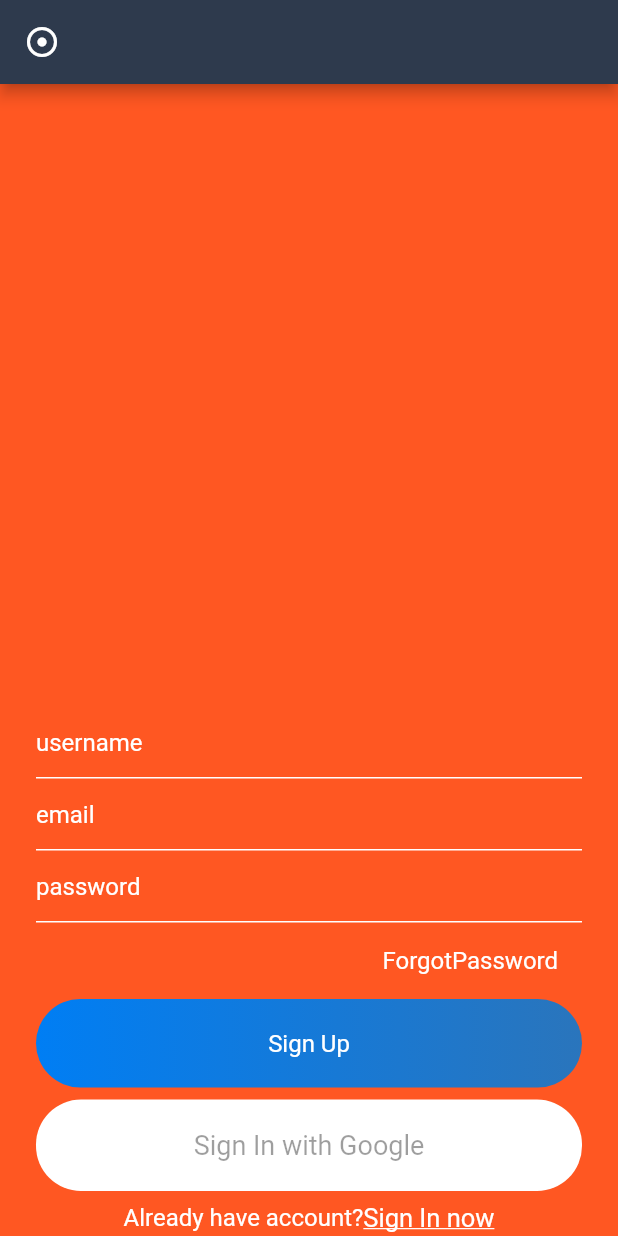
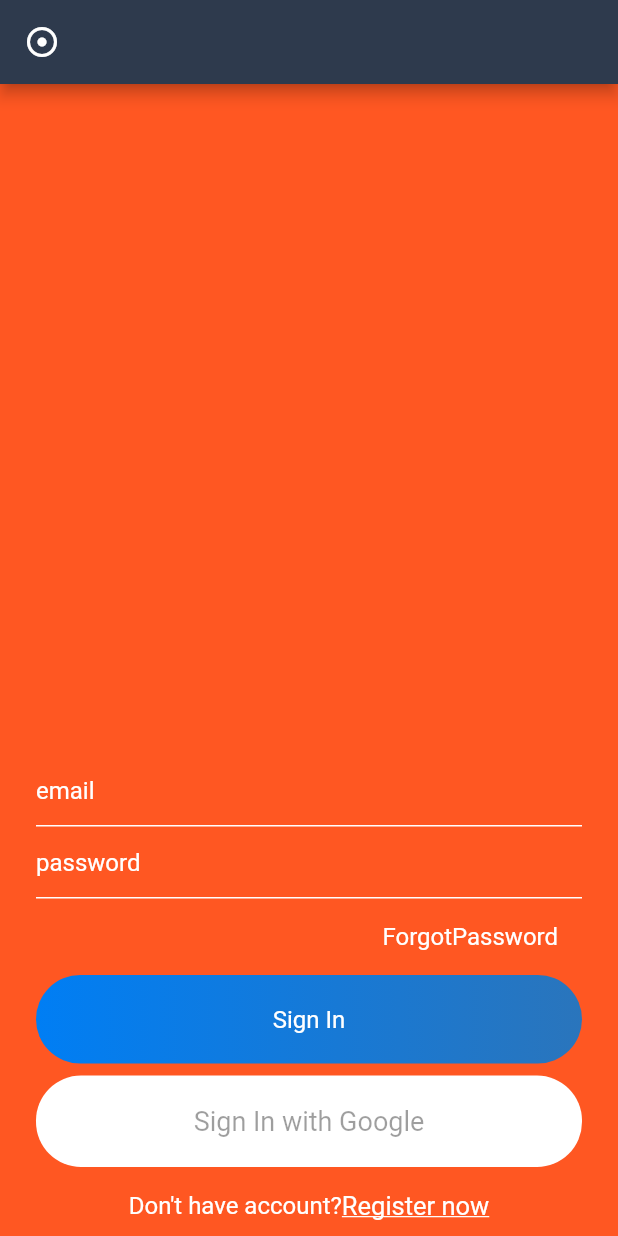
Before and after one commit to axbuild/flutter_chat_app, a Flutter app: the screen it shows after launch, on a phone screen of 412 x 824 dp. Run offline on Flutter 3.47's test engine with Material 2 defaults, Android fonts, the phone set to English and light mode, and no system bars; our stand-ins replace firebase_auth; accounts and stored records are empty.

Commit message:
route to signin signup pages

```diff
--- /dev/null
+++ b/lib/helper/authenticate.dart
@@ -0,0 +1,28 @@
+import 'package:chatapp/views/signin.dart';
+import 'package:chatapp/views/signup.dart';
+import 'package:flutter/material.dart';
+
+class Authenticate extends StatefulWidget {
+  @override
+  _AuthenticateState createState() => _AuthenticateState();
+}
+
+class _AuthenticateState extends State<Authenticate> {
+
+  bool showSignIn = true;
+
+  void toggleView(){
+    setState(() {
+      showSignIn = !showSignIn;
+    });
+  }
+
+  @override
+  Widget build(BuildContext context) {
+    if(showSignIn){
+      return SignIn(toggleView);
+    }else{
+      return SignUp(toggleView);
+    };
+  }
+}
--- a/lib/main.dart
+++ b/lib/main.dart
@@ -1,7 +1,5 @@
-import 'package:chatapp/views/signup.dart';
+import 'package:chatapp/helper/authenticate.dart';
 import 'package:flutter/material.dart';
-
-import 'views/signin.dart';
 
 void main() {
   runApp(MyApp());
@@ -19,7 +17,7 @@ class MyApp extends StatelessWidget {
         primarySwatch: Colors.blue,
         visualDensity: VisualDensity.adaptivePlatformDensity,
       ),
-      home: SingUp(),
+      home: Authenticate(),
     );
   }
 }
--- a/lib/views/signin.dart
+++ b/lib/views/signin.dart
@@ -3,6 +3,9 @@ import 'package:chatapp/widgets/widget.dart';
 import 'package:flutter/material.dart';
 
 class SignIn extends StatefulWidget {
+  final Function toggle;
+  SignIn(this.toggle);
+
   @override
   _SignInState createState() => _SignInState();
 }
@@ -75,11 +78,19 @@ class _SignInState extends State<SignIn> {
                   mainAxisAlignment: MainAxisAlignment.center,
                   children: [
                     Text("Don't have account?", style: mediumTextStyle(),),
-                    Text("Register now", style: TextStyle(
-                        color: Colors.white,
-                        fontSize: 17,
-                        decoration: TextDecoration.underline
-                    ),)
+                    GestureDetector(
+                      onTap: () {
+                        widget.toggle();
+                      },
+                      child: Container(
+                        padding: EdgeInsets.symmetric(vertical: 8),
+                        child: Text("Register now", style: TextStyle(
+                            color: Colors.white,
+                            fontSize: 17,
+                            decoration: TextDecoration.underline
+                        ),),
+                      ),
+                    )
                   ],
                 ),
                 SizedBox(height:8,),
--- a/lib/views/signup.dart
+++ b/lib/views/signup.dart
@@ -4,12 +4,15 @@ import 'package:flutter/material.dart';
 
 import 'chat_rooms_screen.dart';
 
-class SingUp extends StatefulWidget {
+class SignUp extends StatefulWidget {
+  final Function toggle;
+  SignUp(this.toggle);
+
   @override
   _SingUpState createState() => _SingUpState();
 }
 
-class _SingUpState extends State<SingUp> {
+class _SingUpState extends State<SignUp> {
 
   bool isLoading = false;
 
@@ -140,11 +143,19 @@ class _SingUpState extends State<SingUp> {
                     mainAxisAlignment: MainAxisAlignment.center,
                     children: [
                       Text("Already have account?", style: mediumTextStyle(),),
-                      Text("Sign In now", style: TextStyle(
-                          color: Colors.white,
-                          fontSize: 17,
-                          decoration: TextDecoration.underline
-                      ),)
+                      GestureDetector(
+                        onTap: (){
+                          widget.toggle();
+                        },
+                        child: Container(
+                          padding:EdgeInsets.symmetric(vertical: 8),
+                          child: Text("Sign In now", style: TextStyle(
+                              color: Colors.white,
+                              fontSize: 17,
+                              decoration: TextDecoration.underline
+                          ),),
+                        ),
+                      )
                     ],
                   ),
                   SizedBox(height:8,),
```
Also changed, not shown: lib/views/chat_rooms_screen.dart (+17 -3 lines).
